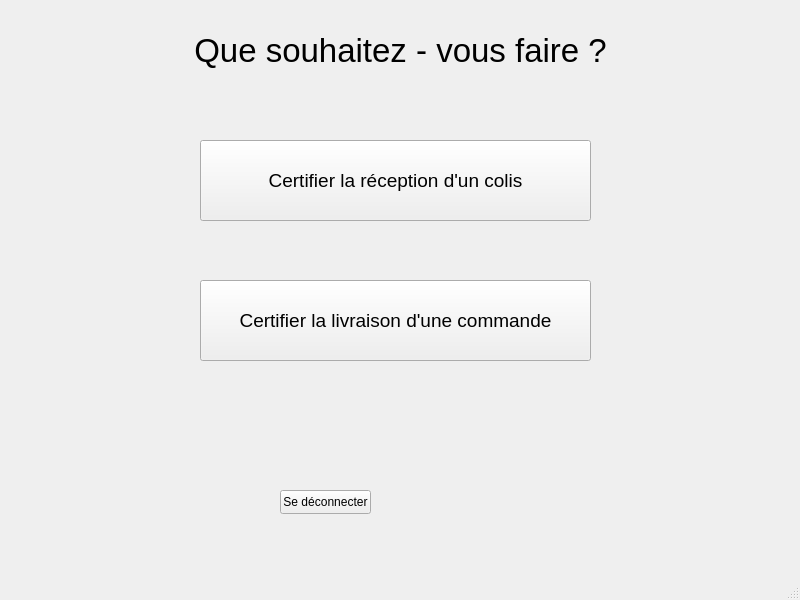
Above: Locker/Locker/mainpagelivreur.ui from maxjbs93/Locker before the change. Below: the same form after it.
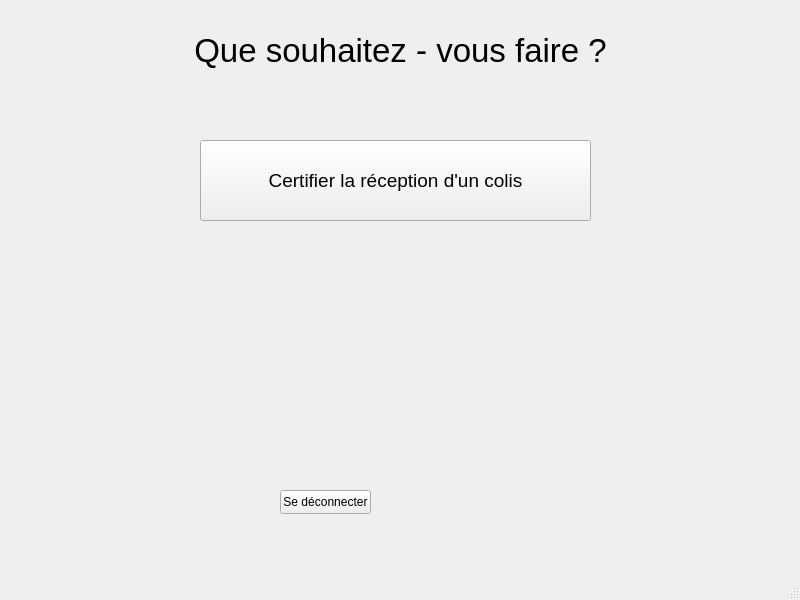
That is the form after the change.

The edit to the form file:
```diff
--- a/Locker/Locker/mainpagelivreur.ui
+++ b/Locker/Locker/mainpagelivreur.ui
@@ -66,24 +66,6 @@
      <string>Certifier la réception d'un colis</string>
     </property>
    </widget>
-   <widget class="QPushButton" name="pushButton_certifierlivraisoncommande">
-    <property name="geometry">
-     <rect>
-      <x>200</x>
-      <y>280</y>
-      <width>391</width>
-      <height>81</height>
-     </rect>
-    </property>
-    <property name="font">
-     <font>
-      <pointsize>14</pointsize>
-     </font>
-    </property>
-    <property name="text">
-     <string>Certifier la livraison d'une commande</string>
-    </property>
-   </widget>
    <widget class="QPushButton" name="pushButton_deconnexion">
     <property name="geometry">
      <rect>
```
